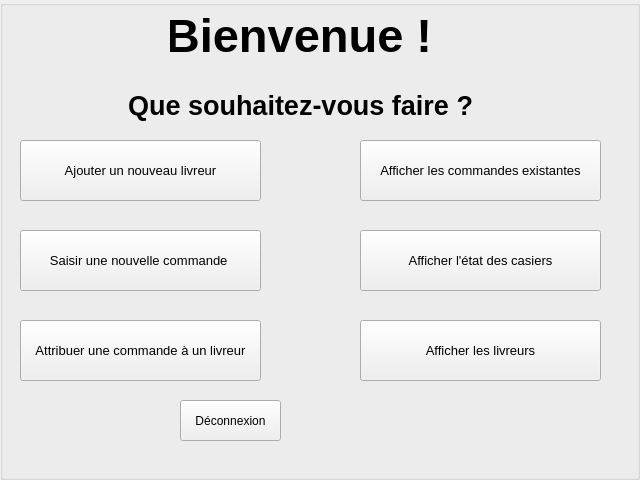
Before: the Qt Designer form Locker/Locker/mainpage.ui in maxjbs93/Locker, drawn with Qt 5.
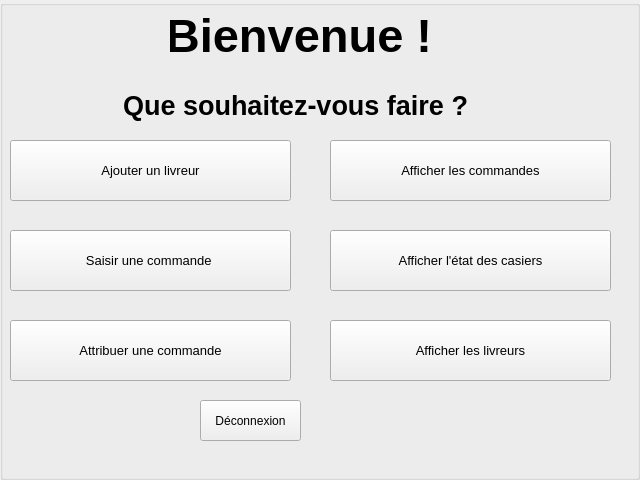
After: the same form once the commit is applied.

Diff of the .ui file:
```diff
--- a/Locker/Locker/mainpage.ui
+++ b/Locker/Locker/mainpage.ui
@@ -57,9 +57,9 @@
     <widget class="QLabel" name="label_title_2">
      <property name="geometry">
       <rect>
-       <x>120</x>
+       <x>90</x>
        <y>80</y>
-       <width>361</width>
+       <width>411</width>
        <height>51</height>
       </rect>
      </property>
@@ -82,9 +82,9 @@
     <widget class="QPushButton" name="pushButton_ajout_livreur">
      <property name="geometry">
       <rect>
-       <x>20</x>
+       <x>10</x>
        <y>140</y>
-       <width>241</width>
+       <width>281</width>
        <height>61</height>
       </rect>
      </property>
@@ -94,15 +94,15 @@
       </font>
      </property>
      <property name="text">
-      <string>Ajouter un nouveau livreur</string>
+      <string>Ajouter un livreur</string>
      </property>
     </widget>
     <widget class="QPushButton" name="pushButton_new_commande">
      <property name="geometry">
       <rect>
-       <x>20</x>
+       <x>10</x>
        <y>230</y>
-       <width>241</width>
+       <width>281</width>
        <height>61</height>
       </rect>
      </property>
@@ -112,15 +112,15 @@
       </font>
      </property>
      <property name="text">
-      <string>Saisir une nouvelle commande </string>
+      <string>Saisir une commande </string>
      </property>
     </widget>
     <widget class="QPushButton" name="pushButton_afficher_etat_casier">
      <property name="geometry">
       <rect>
-       <x>360</x>
+       <x>330</x>
        <y>230</y>
-       <width>241</width>
+       <width>281</width>
        <height>61</height>
       </rect>
      </property>
@@ -136,9 +136,9 @@
     <widget class="QPushButton" name="pushButton_attribuer_commande_livreur">
      <property name="geometry">
       <rect>
-       <x>20</x>
+       <x>10</x>
        <y>320</y>
-       <width>241</width>
+       <width>281</width>
        <height>61</height>
       </rect>
      </property>
@@ -148,15 +148,15 @@
       </font>
      </property>
      <property name="text">
-      <string>Attribuer une commande à un livreur</string>
+      <string>Attribuer une commande</string>
      </property>
     </widget>
     <widget class="QPushButton" name="pushButton_afficher_commande">
      <property name="geometry">
       <rect>
-       <x>360</x>
+       <x>330</x>
        <y>140</y>
-       <width>241</width>
+       <width>281</width>
        <height>61</height>
       </rect>
      </property>
@@ -166,15 +166,15 @@
       </font>
      </property>
      <property name="text">
-      <string>Afficher les commandes existantes</string>
+      <string>Afficher les commandes</string>
      </property>
     </widget>
     <widget class="QPushButton" name="pushButton_afficher_livreur">
      <property name="geometry">
       <rect>
-       <x>360</x>
+       <x>330</x>
        <y>320</y>
-       <width>241</width>
+       <width>281</width>
        <height>61</height>
       </rect>
      </property>
@@ -190,7 +190,7 @@
     <widget class="QPushButton" name="pushButton_deconnexion">
      <property name="geometry">
       <rect>
-       <x>180</x>
+       <x>200</x>
        <y>400</y>
        <width>101</width>
        <height>41</height>
```
